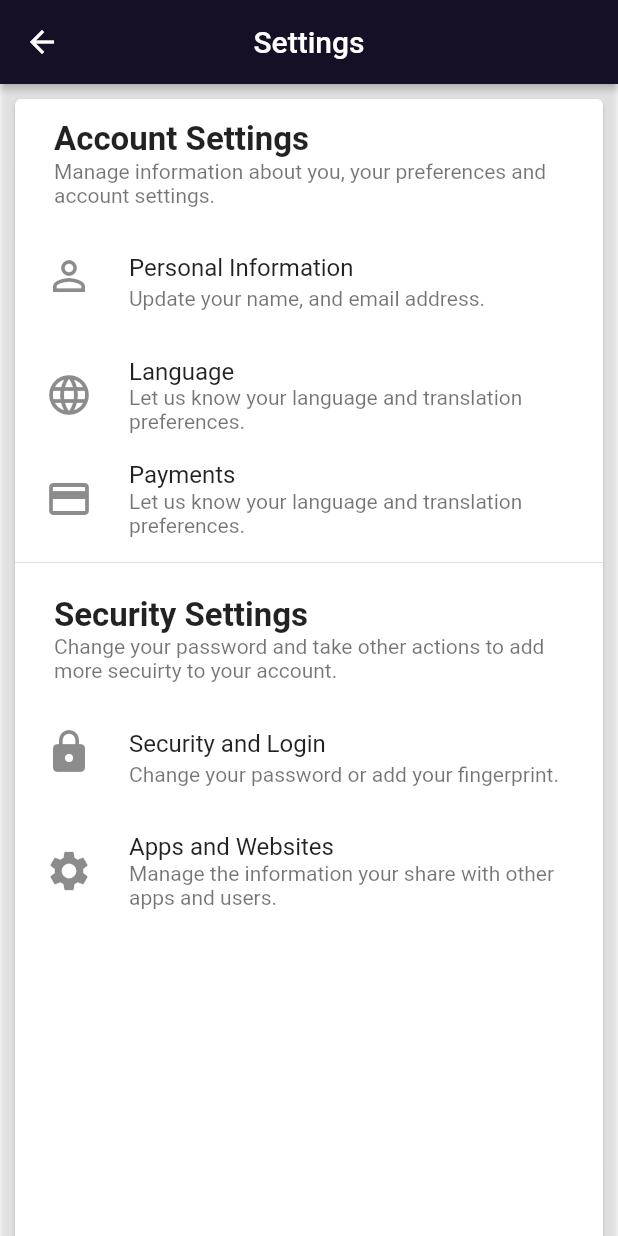
After one commit to osKlonowski/TUNED_live, a Flutter app: the SettingsPage screen opened by its route, on a phone screen of 412 x 824 dp. The commit adds this screen. Run offline on Flutter 3.47's test engine with Material 2 defaults, Android fonts, the phone set to English and light mode, and no system bars; our stand-ins replace cloud_firestore, firebase_auth, google_maps_flutter, location, permission_handler, rxdart; missing offline and left inert: geocoder, geoflutterfire; accounts and stored records are empty.

Commit message:
Added beautifull Settings Page UI

```diff
--- a/lib/main.dart
+++ b/lib/main.dart
@@ -2,6 +2,7 @@ import 'package:flutter/material.dart';
 import 'package:flutter/services.dart';
 import 'package:tuned_live/screens/home_page.dart';
 import 'package:tuned_live/screens/login_page.dart';
+import 'package:tuned_live/screens/settings_page.dart';
 import 'package:tuned_live/screens/signup_page.dart';
 import 'screens/welcome_page.dart';
 
@@ -27,6 +28,7 @@ class MyApp extends StatelessWidget {
           '/signUpScreen' : (BuildContext context) => new SignUpPage(),
           '/homeScreen' : (BuildContext context) => new HomePage(),
           '/welcomeScreen' : (BuildContext context) => new WelcomePage(),
+          '/settingScreen' : (BuildContext context) => new SettingsPage(),
         },
     );
   }
--- /dev/null
+++ b/lib/screens/settings_page.dart
@@ -0,0 +1,107 @@
+import 'package:flutter/material.dart';
+import 'package:flutter/widgets.dart';
+
+class SettingsPage extends StatefulWidget {
+  @override
+  _SettingsState createState() => _SettingsState();
+}
+
+class _SettingsState extends State<SettingsPage> {
+
+  Widget build(BuildContext context) {
+    return Scaffold(
+      appBar: AppBar(
+        title: new Text("Settings"),
+        backgroundColor: new Color(0xFF151026),
+        centerTitle: true,
+        elevation: 2.0,
+      ),
+      backgroundColor: Colors.white,
+      body: Center(
+        child: ListView(
+          shrinkWrap: true,
+          children: <Widget> [
+            Container(
+              decoration: new BoxDecoration(
+                boxShadow: [new BoxShadow(
+                  color: Colors.black12,
+                  blurRadius: 3.0,
+                ),]
+              ),
+              height: MediaQuery.of(context).size.height,
+              child: Card(
+                margin: EdgeInsets.all(10.0),
+                child: Column(
+                  mainAxisSize: MainAxisSize.min,
+                  children: <Widget>[
+                    Padding(
+                      padding: EdgeInsets.fromLTRB(10.0, 10.0, 20.0, 5.0),
+                      child: const ListTile(
+                        title: Text('Account Settings', style: TextStyle(fontSize: 22.0, fontWeight: FontWeight.bold)),
+                        subtitle: Text('Manage information about you, your preferences and account settings.'),
+                      )
+                    ),
+                    ListTile(
+                      contentPadding: EdgeInsets.fromLTRB(20.0, 5.0, 20.0, 5.0),
+                      leading: Icon(Icons.person_outline, size: 32.0),
+                      title: Text('Personal Information'),
+                      subtitle: Text('Update your name, and email address.'),
+                    ),
+                    ListTile(
+                      contentPadding: EdgeInsets.fromLTRB(20.0, 5.0, 20.0, 5.0),
+                      leading: Icon(Icons.language, size: 32.0),
+                      title: Text('Language'),
+                      subtitle: Text('Let us know your language and translation preferences.'),
+                    ),
+                    ListTile(
+                      contentPadding: EdgeInsets.fromLTRB(20.0, 5.0, 20.0, 5.0),
+                      leading: Icon(Icons.credit_card, size: 32.0),
+                      title: Text('Payments'),
+                      subtitle: Text('Let us know your language and translation preferences.'),
+                    ),
+                    Divider(),
+                    Padding(
+                      padding: EdgeInsets.fromLTRB(10.0, 10.0, 20.0, 5.0),
+                      child: const ListTile(
+                        title: Text('Security Settings', style: TextStyle(fontSize: 22.0, fontWeight: FontWeight.bold)),
+                        subtitle: Text('Change your password and take other actions to add more secuirty to your account.'),
+                      )
+                    ),
+                    ListTile(
+                      contentPadding: EdgeInsets.fromLTRB(20.0, 5.0, 20.0, 5.0),
+                      leading: Icon(Icons.lock, size: 32.0),
+                      title: Text('Security and Login'),
+                      subtitle: Text('Change your password or add your fingerprint.'),
+                    ),
+                    ListTile(
+                      contentPadding: EdgeInsets.fromLTRB(20.0, 5.0, 20.0, 5.0),
+                      leading: Icon(Icons.settings, size: 32.0),
+                      title: Text('Apps and Websites'),
+                      subtitle: Text('Manage the information your share with other apps and users.'),
+                    ),
+                    // ButtonTheme.bar( // make buttons use the appropriate styles for cards
+                    //   child: ButtonBar(
+                    //     children: <Widget>[
+                    //       FlatButton(
+                    //         child: const Text('BUY TICKETS'),
+                    //         onPressed: () { /* ... */ },
+                    //       ),
+                    //       FlatButton(
+                    //         child: const Text('LISTEN'),
+                    //         onPressed: () { /* ... */ },
+                    //       ),
+                    //     ],
+                    //   ),
+                    // ),
+                  ],
+                ),
+              ),
+            ),
+          ],
+        ),
+      )
+    );
+  }
+
+
+}
--- a/pubspec.yaml
+++ b/pubspec.yaml
@@ -33,7 +33,7 @@ dependencies:
   permission_handler:
   location:
   provider:
-  geocoder:
+  geocoder: ^0.2.1
 
   font_awesome_flutter:
 
```
Also changed, not shown: lib/screens/drawer_menu.dart (+6 -26 lines), lib/screens/home_body.dart (+25 -60 lines), lib/screens/login_page.dart (+0 -75 lines), lib/services/user_management.dart (+8 -0 lines).
